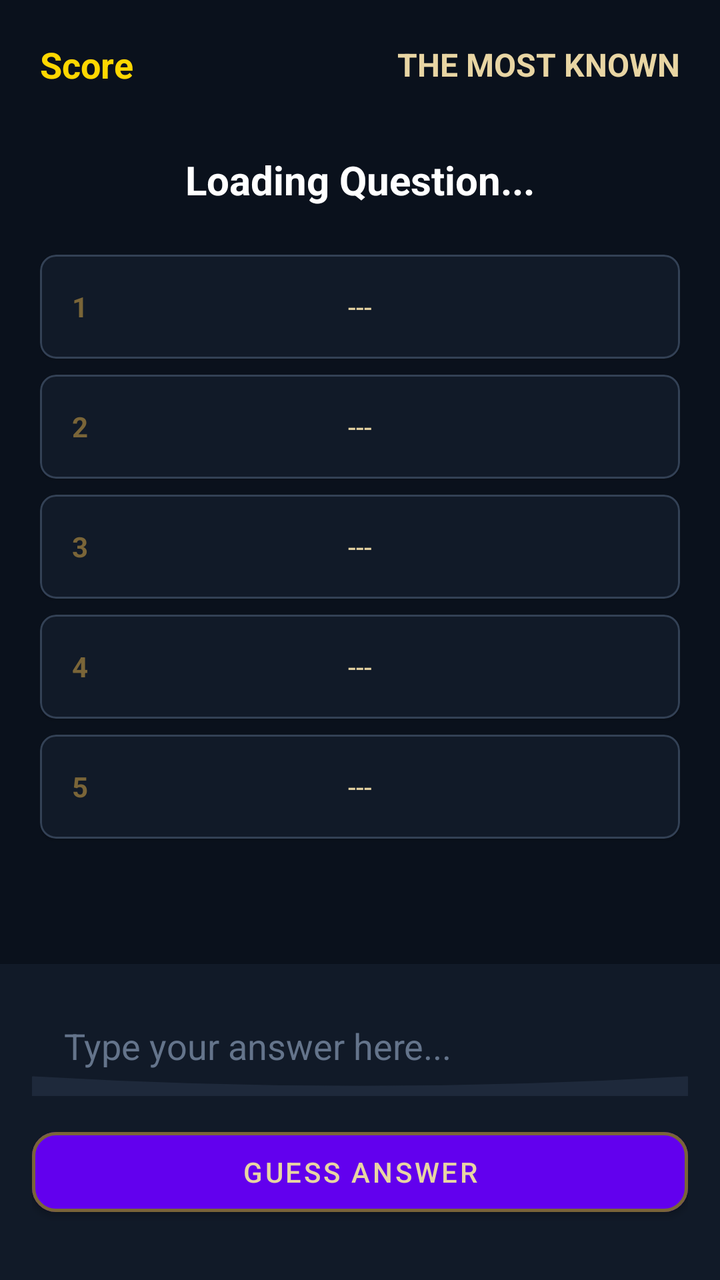
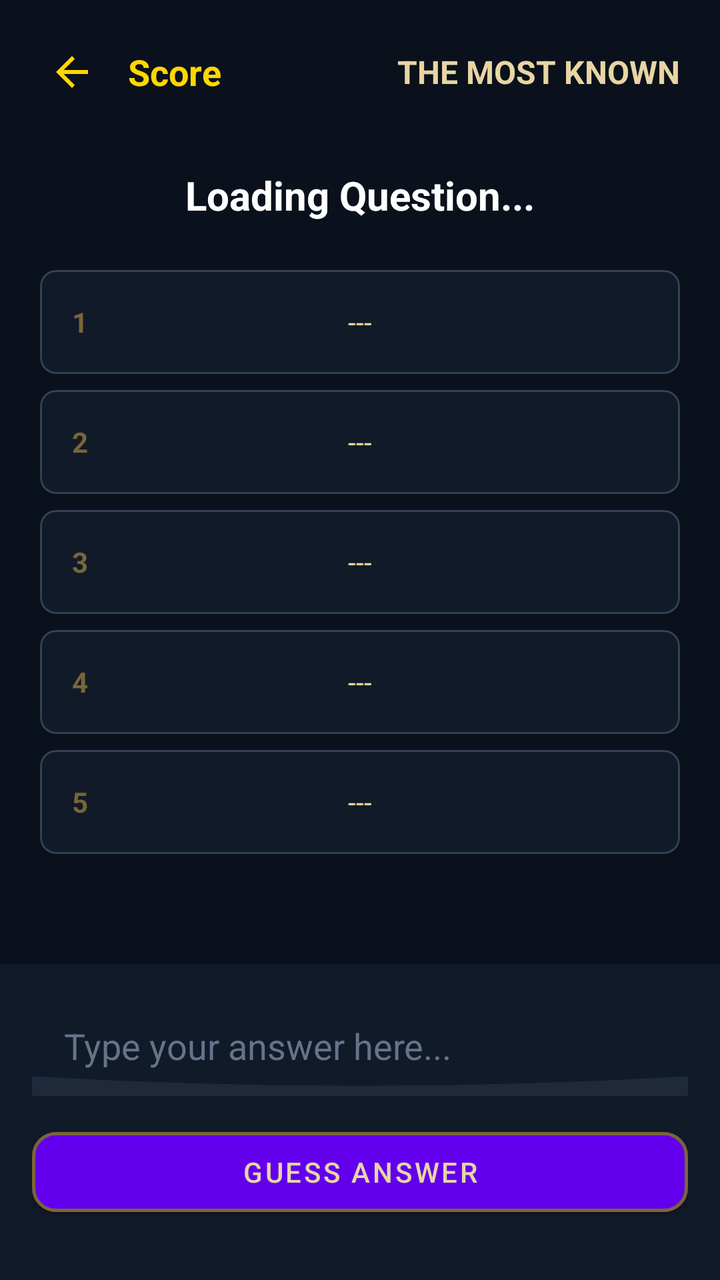

Screens rendered from an Android XML layout before and after an edit, with the pre-edit source and the edit as a unified diff.
<!-- AndroidManifest.xml: application theme Theme.KuisTebakBola -->
<!-- res/layout/activity_survey.xml -->
<?xml version="1.0" encoding="utf-8"?>
<RelativeLayout xmlns:android="http://schemas.android.com/apk/res/android"
    xmlns:app="http://schemas.android.com/apk/res-auto"
    android:layout_width="match_parent"
    android:layout_height="match_parent"
    android:background="#0A111C">

    
    <LinearLayout
        android:id="@+id/topBar"
        android:layout_width="match_parent"
        android:layout_height="wrap_content"
        android:gravity="center_vertical"
        android:orientation="horizontal"
        android:paddingHorizontal="20dp"
        android:paddingTop="20dp"
        android:paddingBottom="12dp">

        <TextView
            android:id="@+id/tvScore"
            android:layout_width="wrap_content"
            android:layout_height="wrap_content"
            android:text="@string/label_score"
            android:textColor="#FFD700"
            android:textSize="18sp"
            android:textStyle="bold" />

        <View android:layout_width="0dp" android:layout_height="0dp" android:layout_weight="1"/>

        <TextView
            android:layout_width="wrap_content"
            android:layout_height="wrap_content"
            android:text="@string/title_survey"
            android:textColor="#E8D5A3"
            android:textSize="16sp"
            android:textStyle="bold" />
    </LinearLayout>

    <ScrollView
        android:layout_width="match_parent"
        android:layout_height="match_parent"
        android:layout_above="@id/inputContainer"
        android:layout_below="@id/topBar"
        android:fillViewport="true">

        <LinearLayout
            android:layout_width="match_parent"
            android:layout_height="wrap_content"
            android:orientation="vertical"
            android:padding="20dp">

            <TextView
                android:id="@+id/tvQuestion"
                android:layout_width="match_parent"
                android:layout_height="wrap_content"
                android:gravity="center"
                android:text="@string/loading_question"
                android:textColor="#FFFFFF"
                android:textSize="20sp"
                android:textStyle="bold" />

            
            <LinearLayout
                android:layout_width="match_parent"
                android:layout_height="wrap_content"
                android:layout_marginTop="24dp"
                android:orientation="vertical">

                
                <com.google.android.material.card.MaterialCardView
                    android:id="@+id/cardAnswer1"
                    android:layout_width="match_parent"
                    android:layout_height="52dp"
                    android:layout_marginBottom="8dp"
                    app:cardBackgroundColor="#111A28"
                    app:cardCornerRadius="8dp"
                    app:strokeColor="#334155"
                    app:strokeWidth="1dp">
                    <RelativeLayout android:layout_width="match_parent" android:layout_height="match_parent" android:paddingHorizontal="16dp">
                        <TextView android:id="@+id/tvNum1" android:layout_width="wrap_content" android:layout_height="wrap_content" android:text="1" android:textColor="#7A6538" android:textStyle="bold" android:layout_centerVertical="true"/>
                        <TextView android:id="@+id/tvAnswer1" android:layout_width="wrap_content" android:layout_height="wrap_content" android:text="---" android:textColor="#E8D5A3" android:layout_centerInParent="true" android:visibility="visible"/>
                        <TextView android:id="@+id/tvPoints1" android:layout_width="wrap_content" android:layout_height="wrap_content" android:text="0" android:textColor="#FFD700" android:layout_alignParentEnd="true" android:layout_centerVertical="true" android:visibility="gone"/>
                    </RelativeLayout>
                </com.google.android.material.card.MaterialCardView>

                
                <com.google.android.material.card.MaterialCardView
                    android:id="@+id/cardAnswer2"
                    android:layout_width="match_parent"
                    android:layout_height="52dp"
                    android:layout_marginBottom="8dp"
                    app:cardBackgroundColor="#111A28"
                    app:cardCornerRadius="8dp"
                    app:strokeColor="#334155"
                    app:strokeWidth="1dp">
                    <RelativeLayout android:layout_width="match_parent" android:layout_height="match_parent" android:paddingHorizontal="16dp">
                        <TextView android:layout_width="wrap_content" android:layout_height="wrap_content" android:text="2" android:textColor="#7A6538" android:textStyle="bold" android:layout_centerVertical="true"/>
                        <TextView android:id="@+id/tvAnswer2" android:layout_width="wrap_content" android:layout_height="wrap_content" android:text="---" android:textColor="#E8D5A3" android:layout_centerInParent="true"/>
                        <TextView android:id="@+id/tvPoints2" android:layout_width="wrap_content" android:layout_height="wrap_content" android:text="0" android:textColor="#FFD700" android:layout_alignParentEnd="true" android:layout_centerVertical="true" android:visibility="gone"/>
                    </RelativeLayout>
                </com.google.android.material.card.MaterialCardView>

                
                <com.google.android.material.card.MaterialCardView
                    android:id="@+id/cardAnswer3"
                    android:layout_width="match_parent"
                    android:layout_height="52dp"
                    android:layout_marginBottom="8dp"
                    app:cardBackgroundColor="#111A28"
                    app:cardCornerRadius="8dp"
                    app:strokeColor="#334155"
                    app:strokeWidth="1dp">
                    <RelativeLayout android:layout_width="match_parent" android:layout_height="match_parent" android:paddingHorizontal="16dp">
                        <TextView android:layout_width="wrap_content" android:layout_height="wrap_content" android:text="3" android:textColor="#7A6538" android:textStyle="bold" android:layout_centerVertical="true"/>
                        <TextView android:id="@+id/tvAnswer3" android:layout_width="wrap_content" android:layout_height="wrap_content" android:text="---" android:textColor="#E8D5A3" android:layout_centerInParent="true"/>
                        <TextView android:id="@+id/tvPoints3" android:layout_width="wrap_content" android:layout_height="wrap_content" android:text="0" android:textColor="#FFD700" android:layout_alignParentEnd="true" android:layout_centerVertical="true" android:visibility="gone"/>
                    </RelativeLayout>
                </com.google.android.material.card.MaterialCardView>

                
                <com.google.android.material.card.MaterialCardView
                    android:id="@+id/cardAnswer4"
                    android:layout_width="match_parent"
                    android:layout_height="52dp"
                    android:layout_marginBottom="8dp"
                    app:cardBackgroundColor="#111A28"
                    app:cardCornerRadius="8dp"
                    app:strokeColor="#334155"
                    app:strokeWidth="1dp">
                    <RelativeLayout android:layout_width="match_parent" android:layout_height="match_parent" android:paddingHorizontal="16dp">
                        <TextView android:layout_width="wrap_content" android:layout_height="wrap_content" android:text="4" android:textColor="#7A6538" android:textStyle="bold" android:layout_centerVertical="true"/>
                        <TextView android:id="@+id/tvAnswer4" android:layout_width="wrap_content" android:layout_height="wrap_content" android:text="---" android:textColor="#E8D5A3" android:layout_centerInParent="true"/>
                        <TextView android:id="@+id/tvPoints4" android:layout_width="wrap_content" android:layout_height="wrap_content" android:text="0" android:textColor="#FFD700" android:layout_alignParentEnd="true" android:layout_centerVertical="true" android:visibility="gone"/>
                    </RelativeLayout>
                </com.google.android.material.card.MaterialCardView>

                
                <com.google.android.material.card.MaterialCardView
                    android:id="@+id/cardAnswer5"
                    android:layout_width="match_parent"
                    android:layout_height="52dp"
                    android:layout_marginBottom="8dp"
                    app:cardBackgroundColor="#111A28"
                    app:cardCornerRadius="8dp"
                    app:strokeColor="#334155"
                    app:strokeWidth="1dp">
                    <RelativeLayout android:layout_width="match_parent" android:layout_height="match_parent" android:paddingHorizontal="16dp">
                        <TextView android:layout_width="wrap_content" android:layout_height="wrap_content" android:text="5" android:textColor="#7A6538" android:textStyle="bold" android:layout_centerVertical="true"/>
                        <TextView android:id="@+id/tvAnswer5" android:layout_width="wrap_content" android:layout_height="wrap_content" android:text="---" android:textColor="#E8D5A3" android:layout_centerInParent="true"/>
                        <TextView android:id="@+id/tvPoints5" android:layout_width="wrap_content" android:layout_height="wrap_content" android:text="0" android:textColor="#FFD700" android:layout_alignParentEnd="true" android:layout_centerVertical="true" android:visibility="gone"/>
                    </RelativeLayout>
                </com.google.android.material.card.MaterialCardView>

            </LinearLayout>
        </LinearLayout>
    </ScrollView>

    
    <LinearLayout
        android:id="@+id/inputContainer"
        android:layout_width="match_parent"
        android:layout_height="wrap_content"
        android:layout_alignParentBottom="true"
        android:background="#111A28"
        android:orientation="vertical"
        android:padding="16dp">

        <EditText
            android:id="@+id/etAnswer"
            android:layout_width="match_parent"
            android:layout_height="50dp"
            android:background="@drawable/bg_curved_header"
            android:backgroundTint="#1E293B"
            android:hint="@string/hint_survey_input"
            android:inputType="text"
            android:paddingHorizontal="16dp"
            android:textColor="#FFFFFF"
            android:textColorHint="#64748B" />

        <com.google.android.material.button.MaterialButton
            android:id="@+id/btnSubmit"
            android:layout_width="match_parent"
            android:layout_height="52dp"
            android:layout_marginTop="12dp"
            android:text="@string/btn_submit_survey"
            android:textColor="#E8D5A3"
            app:cornerRadius="12dp"
            app:strokeColor="#7A6538"
            app:strokeWidth="1.5dp" />

        <FrameLayout
            android:id="@+id/adViewContainer"
            android:layout_width="match_parent"
            android:layout_height="wrap_content"
            android:layout_marginTop="12dp" />
    </LinearLayout>

</RelativeLayout>
<!-- resources referenced by this layout -->
<resources>
  <!-- drawable bg_curved_header (drawable) -->
  <vector xmlns:android="http://schemas.android.com/apk/res/android"
      android:width="360dp"
      android:height="260dp"
      android:viewportWidth="360"
      android:viewportHeight="260">
  
      
      <path
          android:fillColor="#0B131F"
          android:pathData="M0,210 Q180,260 360,210 L360,260 L0,260 Z" />
  
      
      <path
          android:pathData="M0,210 Q180,260 360,210"
          android:strokeColor="#FFD700"
          android:strokeWidth="2.5" />
  </vector>
  <string name="btn_submit_survey">GUESS ANSWER</string>
  <string name="hint_survey_input">Type your answer here...</string>
  <string name="label_score">Score</string>
  <string name="loading_question">Loading Question...</string>
  <string name="title_survey">THE MOST KNOWN</string>
  <style name="Theme.KuisTebakBola" parent="Theme.MaterialComponents.DayNight.NoActionBar">
          
          <item name="colorPrimary">@color/purple_500</item>
          <item name="colorPrimaryVariant">@color/purple_700</item>
          <item name="colorOnPrimary">@color/white</item>
          
          <item name="colorSecondary">@color/teal_200</item>
          <item name="colorSecondaryVariant">@color/teal_700</item>
          <item name="colorOnSecondary">@color/black</item>
          
      </style>
  <color name="purple_500">#FF6200EE</color>
  <color name="purple_700">#FF3700B3</color>
  <color name="white">#FFFFFFFF</color>
  <color name="teal_200">#FF03DAC5</color>
  <color name="teal_700">#FF018786</color>
  <color name="black">#FF000000</color>
</resources>

<!-- the commit's change to res/layout/activity_survey.xml (unified diff, before → after) -->
@@ -16,6 +16,18 @@
         android:paddingTop="20dp"
         android:paddingBottom="12dp">
 
+        
+        <ImageView
+            android:id="@+id/btnBack"
+            android:layout_width="32dp"
+            android:layout_height="32dp"
+            android:layout_marginEnd="12dp"
+            android:background="?attr/selectableItemBackgroundBorderless"
+            android:clickable="true"
+            android:focusable="true"
+            android:padding="4dp"
+            android:src="@drawable/ic_back" />
+
         <TextView
             android:id="@+id/tvScore"
             android:layout_width="wrap_content"
<!-- resource entries referenced after the edit -->
@@ -17,6 +17,17 @@
           android:pathData="M0,210 Q180,260 360,210"
           android:strokeColor="#FFD700"
           android:strokeWidth="2.5" />
+  </vector>
+  <!-- drawable ic_back (drawable) -->
+  <vector xmlns:android="http://schemas.android.com/apk/res/android"
+      android:width="24dp"
+      android:height="24dp"
+      android:viewportWidth="24"
+      android:viewportHeight="24"
+      android:tint="#FFD700">
+    <path
+        android:fillColor="@android:color/white"
+        android:pathData="M20,11H7.83l5.59,-5.59L12,4l-8,8l8,8l1.41,-1.41L7.83,13H20V11z"/>
   </vector>
   <string name="btn_submit_survey">GUESS ANSWER</string>
   <string name="hint_survey_input">Type your answer here...</string>
